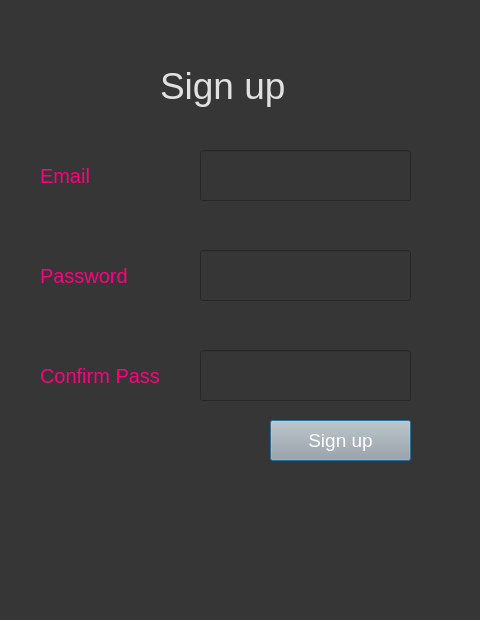
The window that windows/createacc.ui (Xicocer/RentEase) describes before a commit, drawn with Qt 5.
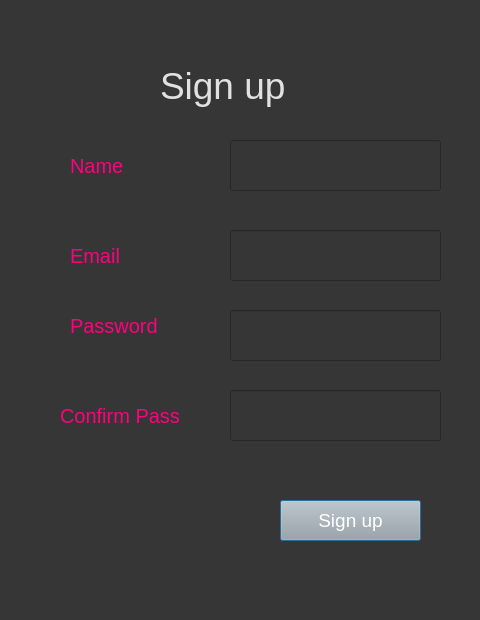
The same window after the commit.

Diff of the .ui file:
```diff
--- a/windows/createacc.ui
+++ b/windows/createacc.ui
@@ -35,8 +35,8 @@
   <widget class="QLabel" name="label_2">
    <property name="geometry">
     <rect>
-     <x>40</x>
-     <y>160</y>
+     <x>70</x>
+     <y>240</y>
      <width>101</width>
      <height>31</height>
     </rect>
@@ -51,8 +51,8 @@
   <widget class="QLineEdit" name="email">
    <property name="geometry">
     <rect>
-     <x>200</x>
-     <y>150</y>
+     <x>230</x>
+     <y>230</y>
      <width>211</width>
      <height>51</height>
     </rect>
@@ -64,8 +64,8 @@
   <widget class="QLineEdit" name="password">
    <property name="geometry">
     <rect>
-     <x>200</x>
-     <y>250</y>
+     <x>230</x>
+     <y>310</y>
      <width>211</width>
      <height>51</height>
     </rect>
@@ -80,8 +80,8 @@
   <widget class="QLabel" name="label_3">
    <property name="geometry">
     <rect>
-     <x>40</x>
-     <y>260</y>
+     <x>70</x>
+     <y>310</y>
      <width>111</width>
      <height>31</height>
     </rect>
@@ -96,8 +96,8 @@
   <widget class="QPushButton" name="signupbutton">
    <property name="geometry">
     <rect>
-     <x>270</x>
-     <y>420</y>
+     <x>280</x>
+     <y>500</y>
      <width>141</width>
      <height>41</height>
     </rect>
@@ -112,8 +112,8 @@
   <widget class="QLineEdit" name="confirmpass">
    <property name="geometry">
     <rect>
-     <x>200</x>
-     <y>350</y>
+     <x>230</x>
+     <y>390</y>
      <width>211</width>
      <height>51</height>
     </rect>
@@ -128,8 +128,8 @@
   <widget class="QLabel" name="label_4">
    <property name="geometry">
     <rect>
-     <x>40</x>
-     <y>360</y>
+     <x>60</x>
+     <y>400</y>
      <width>151</width>
      <height>31</height>
     </rect>
@@ -141,6 +141,35 @@
     <string>Confirm Pass</string>
    </property>
   </widget>
+  <widget class="QLabel" name="label_5">
+   <property name="geometry">
+    <rect>
+     <x>70</x>
+     <y>150</y>
+     <width>101</width>
+     <height>31</height>
+    </rect>
+   </property>
+   <property name="styleSheet">
+    <string notr="true">font-size:15pt; color:rgb(255, 0, 127)</string>
+   </property>
+   <property name="text">
+    <string>Name</string>
+   </property>
+  </widget>
+  <widget class="QLineEdit" name="name">
+   <property name="geometry">
+    <rect>
+     <x>230</x>
+     <y>140</y>
+     <width>211</width>
+     <height>51</height>
+    </rect>
+   </property>
+   <property name="styleSheet">
+    <string notr="true">font-size:14pt; color:rgb(243, 243, 243)</string>
+   </property>
+  </widget>
  </widget>
  <resources/>
  <connections/>
```
